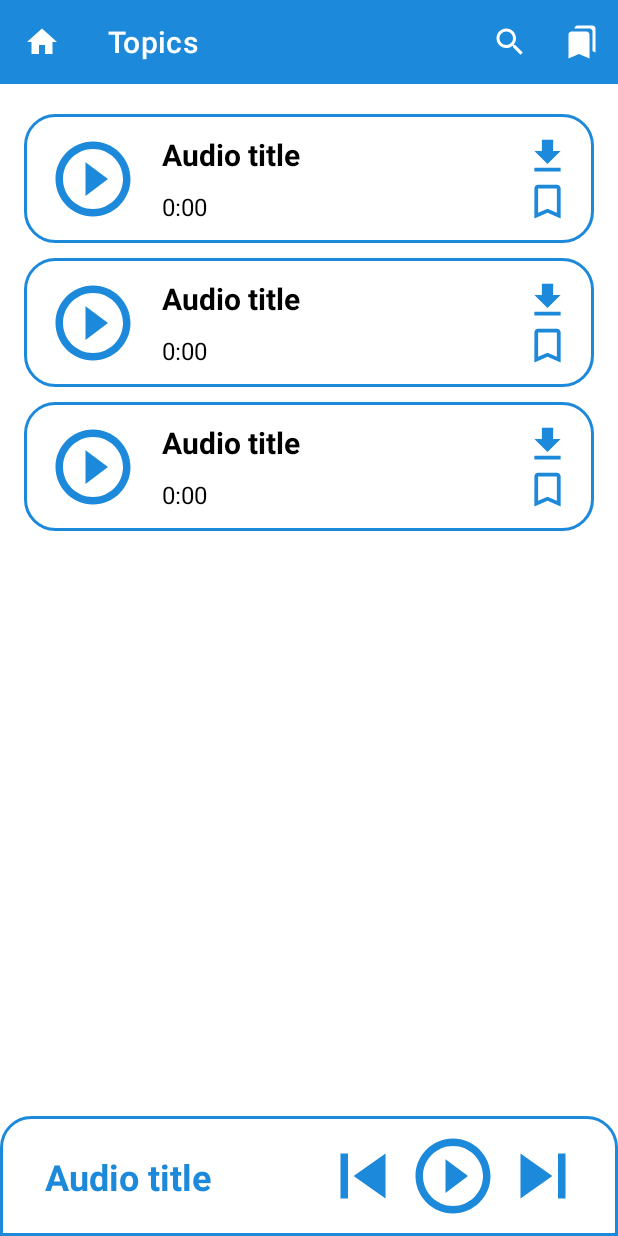
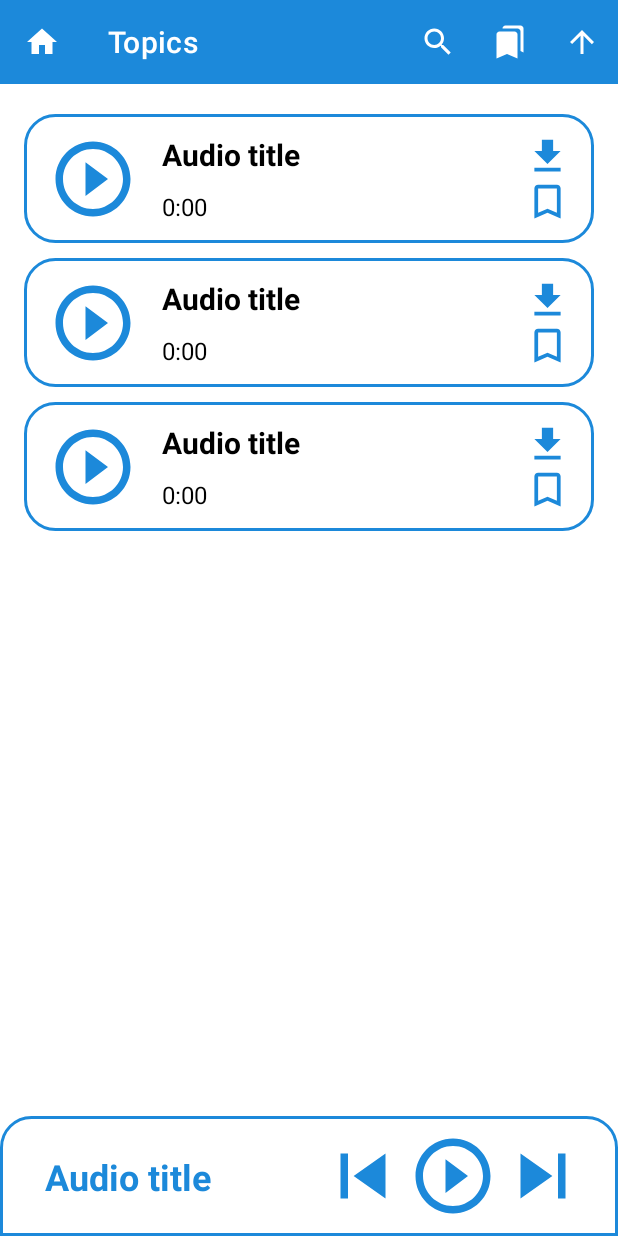
Before and after one commit to duykiaf/ViLish, an Android app: the layout fragment_audio_list.xml on its own in the app's theme, with its tools: preview values and no code run, on a phone screen of 412 x 824 dp. Run offline under Robolectric (Android 15) with nearby library versions, the phone set to English and light mode, and no system bars.

Commit message:
add go to top menu item

```diff
--- a/ViLishApp/app/src/main/res/drawable/blue_btn_background.xml
+++ /dev/null
@@ -1,4 +0,0 @@
-<?xml version="1.0" encoding="utf-8"?>
-<shape xmlns:android="http://schemas.android.com/apk/res/android">
-
-</shape>
--- a/ViLishApp/app/src/main/res/menu/main_menu.xml
+++ b/ViLishApp/app/src/main/res/menu/main_menu.xml
@@ -12,4 +12,10 @@
         android:icon="@drawable/bookmarks_ic"
         android:title="@string/bookmarks"
         app:showAsAction="ifRoom" />
+
+    <item
+        android:id="@+id/goToTopItem"
+        android:icon="@drawable/arrow_upward_ic"
+        android:title="@string/go_to_top"
+        app:showAsAction="ifRoom" />
 </menu>
--- a/ViLishApp/app/src/main/res/values/strings.xml
+++ b/ViLishApp/app/src/main/res/values/strings.xml
@@ -24,4 +24,5 @@
     <string name="_1_25x">1.25x</string>
     <string name="_1_5x">1.5x</string>
     <string name="close">Close</string>
+    <string name="go_to_top">Go to top</string>
 </resources>
```
